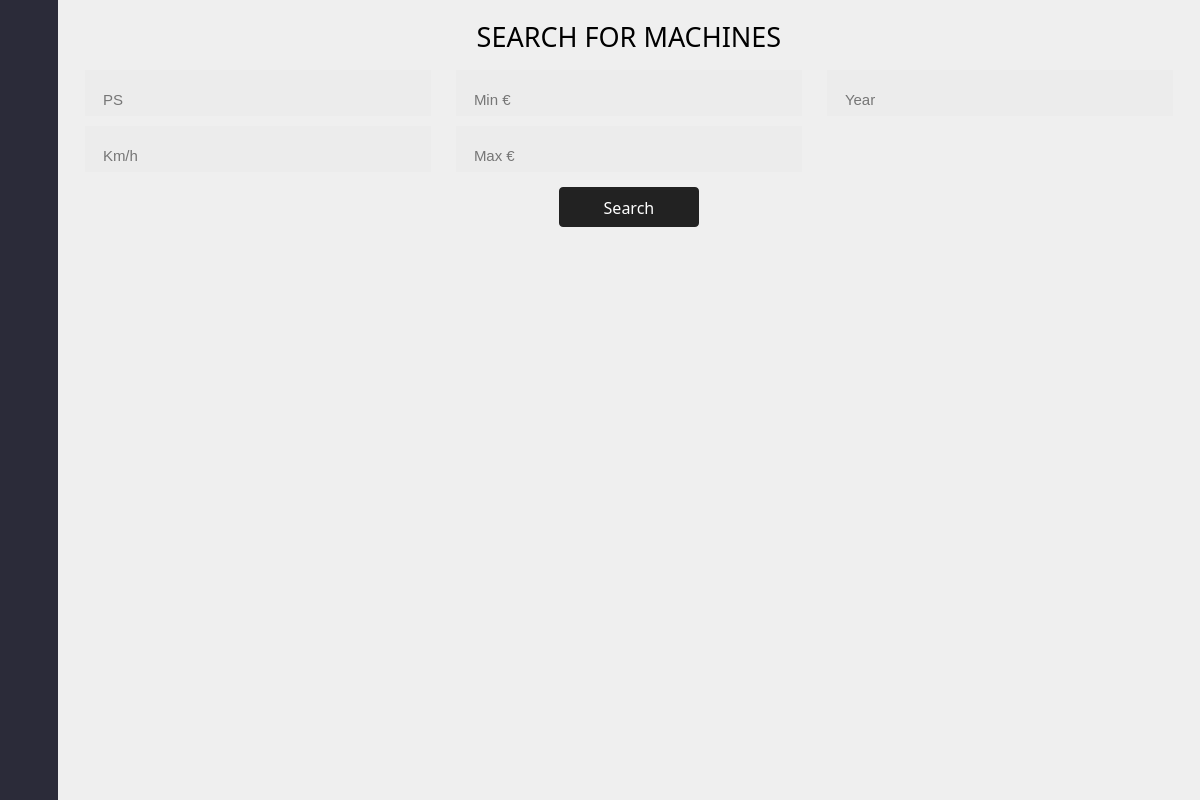
First picture: the form in ui_files/interface.ui, repository xTheSheep/gui_landwirtschaftliche_fahrzeuge, before the edit.
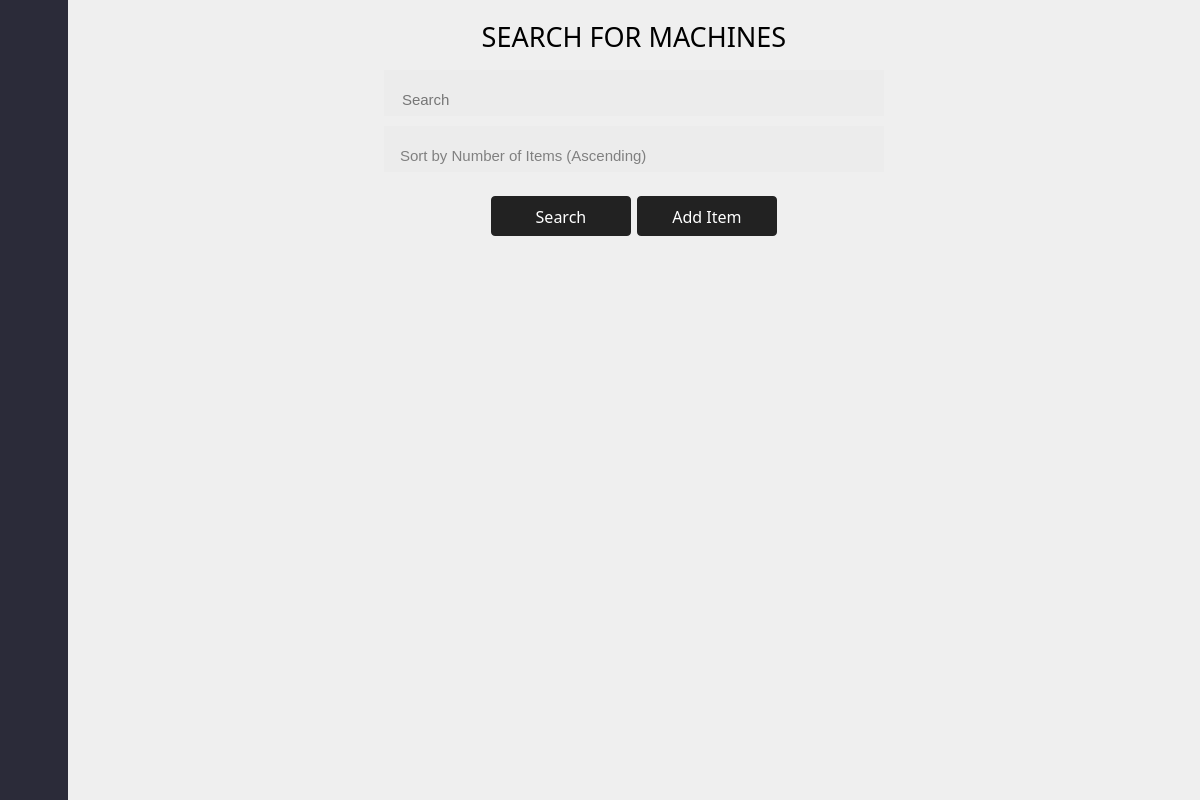
Second picture: the form after the edit. The open tabs and pages were chosen to show the change. Icons and pictures are not drawn.

Commit message: added itemview to seller

```diff
--- a/ui_files/interface.ui
+++ b/ui_files/interface.ui
@@ -1655,14 +1655,14 @@
                <widget class="QPushButton" name="home_button_seller">
                 <property name="minimumSize">
                  <size>
-                  <width>40</width>
-                  <height>40</height>
+                  <width>50</width>
+                  <height>50</height>
                  </size>
                 </property>
                 <property name="maximumSize">
                  <size>
-                  <width>40</width>
-                  <height>40</height>
+                  <width>50</width>
+                  <height>50</height>
                  </size>
                 </property>
                 <property name="cursor">
@@ -1677,8 +1677,8 @@
                 </property>
                 <property name="iconSize">
                  <size>
-                  <width>40</width>
-                  <height>40</height>
+                  <width>35</width>
+                  <height>35</height>
                  </size>
                 </property>
                 <property name="checkable">
@@ -1693,14 +1693,14 @@
                <widget class="QPushButton" name="search_button_seller">
                 <property name="minimumSize">
                  <size>
-                  <width>40</width>
-                  <height>40</height>
+                  <width>50</width>
+                  <height>50</height>
                  </size>
                 </property>
                 <property name="maximumSize">
                  <size>
-                  <width>40</width>
-                  <height>40</height>
+                  <width>50</width>
+                  <height>50</height>
                  </size>
                 </property>
                 <property name="cursor">
@@ -1715,8 +1715,8 @@
                 </property>
                 <property name="iconSize">
                  <size>
-                  <width>40</width>
-                  <height>40</height>
+                  <width>35</width>
+                  <height>35</height>
                  </size>
                 </property>
                </widget>
@@ -1725,14 +1725,14 @@
                <widget class="QPushButton" name="cart_button_seller">
                 <property name="minimumSize">
                  <size>
-                  <width>40</width>
-                  <height>40</height>
+                  <width>50</width>
+                  <height>50</height>
                  </size>
                 </property>
                 <property name="maximumSize">
                  <size>
-                  <width>40</width>
-                  <height>40</height>
+                  <width>50</width>
+                  <height>50</height>
                  </size>
                 </property>
                 <property name="cursor">
@@ -1750,8 +1750,8 @@
                 </property>
                 <property name="iconSize">
                  <size>
-                  <width>40</width>
-                  <height>40</height>
+                  <width>35</width>
+                  <height>35</height>
                  </size>
                 </property>
                </widget>
@@ -1772,14 +1772,14 @@
                <widget class="QPushButton" name="logout_button_seller">
                 <property name="minimumSize">
                  <size>
-                  <width>40</width>
-                  <height>40</height>
+                  <width>50</width>
+                  <height>50</height>
                  </size>
                 </property>
                 <property name="maximumSize">
                  <size>
-                  <width>40</width>
-                  <height>40</height>
+                  <width>50</width>
+                  <height>50</height>
                  </size>
                 </property>
                 <property name="cursor">
@@ -1794,8 +1794,8 @@
                 </property>
                 <property name="iconSize">
                  <size>
-                  <width>40</width>
-                  <height>40</height>
+                  <width>35</width>
+                  <height>35</height>
                  </size>
                 </property>
                </widget>
@@ -1956,21 +1956,21 @@
              </widget>
              <widget class="QWidget" name="page_search_seller">
               <property name="styleSheet">
-               <string notr="true">#searchitem_button_seller {
+               <string notr="true">.QPushButton {
   background-color: #222;
   border-radius: 4px;
   border-style: none;
   color: #fff;
   line-height: 1.5;
-  max-width: none;
   padding: 9px 20px 8px;
 }
-#searchitem_button_seller:hover,
-#searchitem_button_seller:focus {
+
+QPushButton:hover,
+QPushButton:focus {
   background-color: rgb(54, 54, 54);
 }
 
-QLineEdit {
+QLineEdit, QComboBox {
   color: rgba(0,0,0,.87);
   padding: 20px 16px 6px;
   background: #ececec;
@@ -1980,7 +1980,34 @@
   border-radius: 0 0 0 0;
   font-size: 15px;
   height: 20px;
-}</string>
+}
+
+QComboBox:editable {
+    background-color: #ececec;
+    border: 1px solid #999; 
+    border-radius: 4px; 
+    padding: 6px;
+}
+
+QComboBox {
+	color: grey;
+}
+
+QComboBox::drop-down {
+    width: 20px; 
+    background-color: #ececec;
+    subcontrol-origin: padding;
+    subcontrol-position: right center;
+}
+
+QComboBox::down-arrow {
+    image: url(:/icons/assets/icons/icons_png/arrow_drop_down_FILL0_wght400_GRAD0_opsz48.png);
+    width:20px; 
+    height: 20px; 
+	margin-right: 20px;
+}
+
+</string>
               </property>
               <layout class="QVBoxLayout" name="verticalLayout_20" stretch="0,0,0,0">
                <property name="sizeConstraint">
@@ -2028,92 +2055,160 @@
                  <property name="frameShadow">
                   <enum>QFrame::Raised</enum>
                  </property>
-                 <layout class="QGridLayout" name="gridLayout_3">
-                  <property name="horizontalSpacing">
-                   <number>25</number>
-                  </property>
-                  <property name="verticalSpacing">
+                 <layout class="QVBoxLayout" name="verticalLayout_2">
+                  <property name="spacing">
                    <number>10</number>
                   </property>
-                  <item row="2" column="0">
-                   <widget class="QLineEdit" name="lineEdit_11">
-                    <property name="text">
-                     <string/>
+                  <item alignment="Qt::AlignHCenter">
+                   <widget class="QLineEdit" name="search_seller">
+                    <property name="minimumSize">
+                     <size>
+                      <width>500</width>
+                      <height>0</height>
+                     </size>
                     </property>
-                    <property name="placeholderText">
-                     <string>Km/h</string>
+                    <property name="maximumSize">
+                     <size>
+                      <width>500</width>
+                      <height>16777215</height>
+                     </size>
                     </property>
-                   </widget>
-                  </item>
-                  <item row="2" column="1">
-                   <widget class="QLineEdit" name="lineEdit_14">
                     <property name="text">
                      <string/>
                     </property>
                     <property name="placeholderText">
-                     <string>Max €</string>
+                     <string>Search</string>
                     </property>
                    </widget>
                   </item>
-                  <item row="1" column="1">
-                   <widget class="QLineEdit" name="lineEdit_15">
-                    <property name="text">
-                     <string/>
+                  <item alignment="Qt::AlignHCenter">
+                   <widget class="QComboBox" name="sortbox_seller">
+                    <property name="minimumSize">
+                     <size>
+                      <width>500</width>
+                      <height>0</height>
+                     </size>
                     </property>
-                    <property name="placeholderText">
-                     <string>Min €</string>
+                    <property name="maximumSize">
+                     <size>
+                      <width>500</width>
+                      <height>16777215</height>
+                     </size>
                     </property>
-                   </widget>
-                  </item>
-                  <item row="1" column="2">
-                   <widget class="QLineEdit" name="lineEdit_12">
-                    <property name="text">
-                     <string/>
+                    <property name="cursor">
+                     <cursorShape>PointingHandCursor</cursorShape>
                     </property>
-                    <property name="placeholderText">
-                     <string>Year</string>
-                    </property>
-                   </widget>
-                  </item>
-                  <item row="1" column="0">
-                   <widget class="QLineEdit" name="lineEdit_13">
-                    <property name="text">
-                     <string/>
-                    </property>
-                    <property name="placeholderText">
-                     <string>PS</string>
-                    </property>
+                    <item>
+                     <property name="text">
+                      <string>Sort by Number of Items (Ascending)</string>
+                     </property>
+                    </item>
+                    <item>
+                     <property name="text">
+                      <string>Sort by Number of Items (Decending)</string>
+                     </property>
+                    </item>
+                    <item>
+                     <property name="text">
+                      <string>Sort by Price (Ascending)</string>
+                     </property>
+                    </item>
+                    <item>
+                     <property name="text">
+                      <string>Sort by Price (Descending)</string>
+                     </property>
+                    </item>
                    </widget>
                   </item>
                  </layout>
                 </widget>
                </item>
                <item alignment="Qt::AlignHCenter">
-                <widget class="QPushButton" name="searchitem_button_seller">
-                 <property name="minimumSize">
-                  <size>
-                   <width>140</width>
-                   <height>40</height>
-                  </size>
+                <widget class="QFrame" name="frame_7">
+                 <property name="frameShape">
+                  <enum>QFrame::NoFrame</enum>
                  </property>
-                 <property name="maximumSize">
-                  <size>
-                   <width>79</width>
-                   <height>16777215</height>
-                  </size>
+                 <property name="frameShadow">
+                  <enum>QFrame::Raised</enum>
                  </property>
-                 <property name="font">
-                  <font>
-                   <family>Bahnschrift</family>
-                   <pointsize>12</pointsize>
-                  </font>
-                 </property>
-                 <property name="cursor">
-                  <cursorShape>PointingHandCursor</cursorShape>
-                 </property>
-                 <property name="text">
-                  <string>Search</string>
-                 </property>
+                 <layout class="QHBoxLayout" name="horizontalLayout_4">
+                  <item>
+                   <widget class="QPushButton" name="searchitem_button_seller">
+                    <property name="minimumSize">
+                     <size>
+                      <width>140</width>
+                      <height>40</height>
+                     </size>
+                    </property>
+                    <property name="maximumSize">
+                     <size>
+                      <width>16777215</width>
+                      <height>16777215</height>
+                     </size>
+                    </property>
+                    <property name="font">
+                     <font>
+                      <family>Bahnschrift</family>
+                      <pointsize>12</pointsize>
+                     </font>
+                    </property>
+                    <property name="cursor">
+                     <cursorShape>PointingHandCursor</cursorShape>
+                    </property>
+                    <property name="text">
+                     <string>Search</string>
+                    </property>
+                    <property name="icon">
+                     <iconset resource="agriculture-shop-ressources.qrc">
+                      <normaloff>:/icons_white/assets/icons/icons_png/icons_white/search_white.png</normaloff>:/icons_white/assets/icons/icons_png/icons_white/search_white.png</iconset>
+                    </property>
+                    <property name="iconSize">
+                     <size>
+                      <width>20</width>
+                      <height>20</height>
+                     </size>
+                    </property>
+                   </widget>
+                  </item>
+                  <item>
+                   <widget class="QPushButton" name="searchitem_button_seller_2">
+                    <property name="minimumSize">
+                     <size>
+                      <width>140</width>
+                      <height>40</height>
+                     </size>
+                    </property>
+                    <property name="maximumSize">
+                     <size>
+                      <width>16777215</width>
+                      <height>16777215</height>
+                     </size>
+                    </property>
+                    <property name="font">
+                     <font>
+                      <family>Bahnschrift</family>
+                      <pointsize>12</pointsize>
+                     </font>
+                    </property>
+                    <property name="cursor">
+                     <cursorShape>PointingHandCursor</cursorShape>
+                    </property>
+                    <property name="text">
+                     <string>Add Item</string>
+                    </property>
+                    <property name="icon">
+                     <iconset resource="agriculture-shop-ressources.qrc">
+                      <normaloff>:/icons_white/assets/icons/icons_png/icons_white/inventory_white.png</normaloff>:/icons_white/assets/icons/icons_png/icons_white/inventory_white.png</iconset>
+                    </property>
+                    <property name="iconSize">
+                     <size>
+                      <width>20</width>
+                      <height>20</height>
+                     </size>
+                    </property>
+                   </widget>
+                  </item>
+                 </layout>
                 </widget>
                </item>
                <item>
@@ -2144,22 +2239,25 @@
                       <rect>
                        <x>0</x>
                        <y>0</y>
-                       <width>100</width>
-                       <height>30</height>
+                       <width>1078</width>
+                       <height>515</height>
                       </rect>
                      </property>
-                     <layout class="QVBoxLayout" name="verticalLayout_2">
+                     <layout class="QVBoxLayout" name="layout_search_seller">
+                      <property name="spacing">
+                       <number>10</number>
+                      </property>
                       <property name="leftMargin">
-                       <number>0</number>
+                       <number>9</number>
                       </property>
                       <property name="topMargin">
-                       <number>0</number>
+                       <number>9</number>
                       </property>
                       <property name="rightMargin">
-                       <number>0</number>
+                       <number>9</number>
                       </property>
                       <property name="bottomMargin">
-                       <number>0</number>
+                       <number>9</number>
                       </property>
                       <item>
                        <layout class="QVBoxLayout" name="search_layout">
```
Left out of the diff: 116 changed lines with no effect on the pictures. The commit also changes 1 other file.
